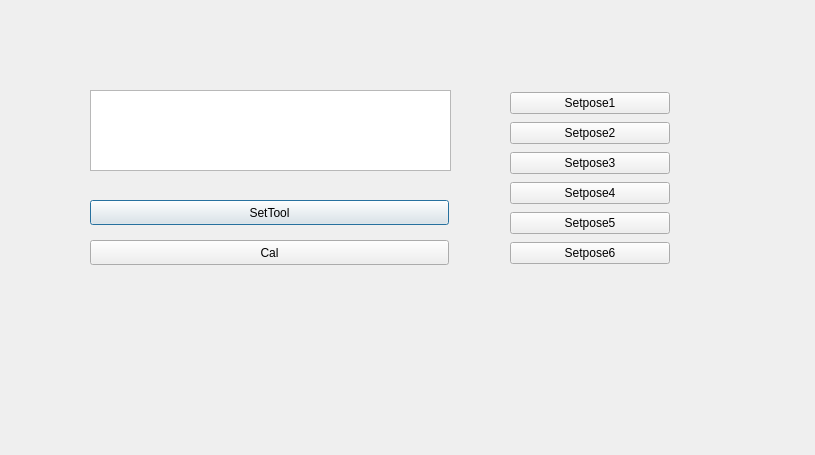
This is src/CalibrationDialog.ui in thinkexist1989/rocos-viz as Qt 5 draws it before an edit. The edited form follows.
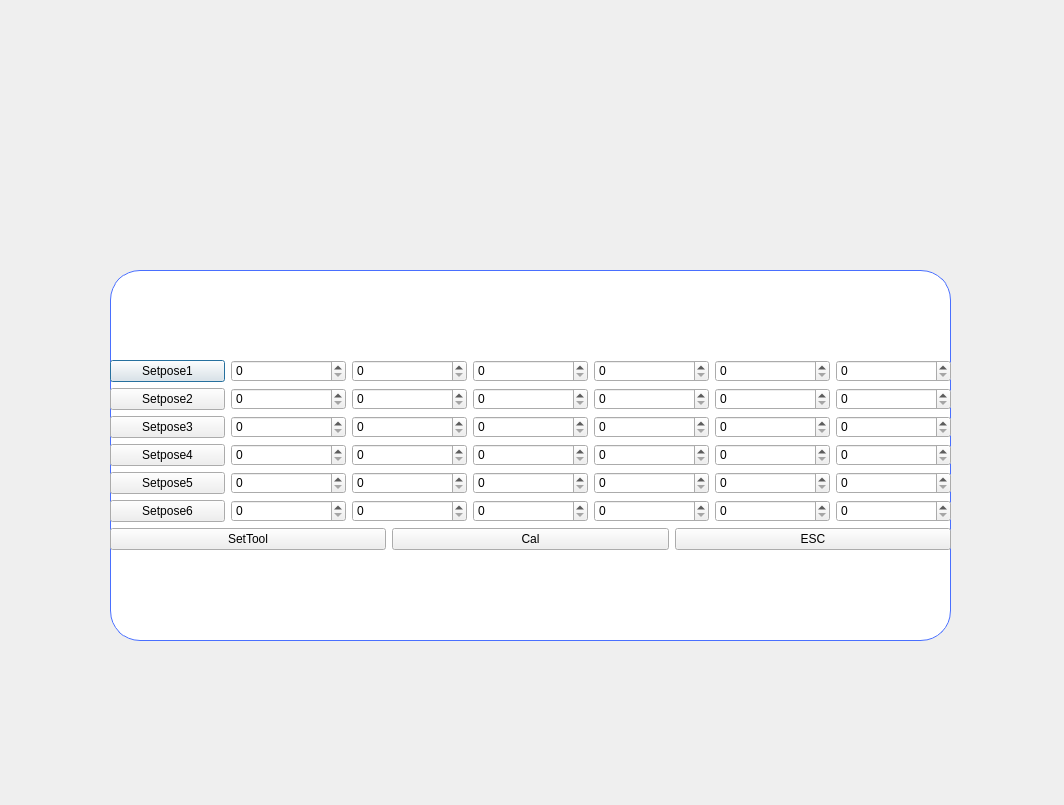
This is the edited form.

The edit to the form file:
```diff
--- a/src/CalibrationDialog.ui
+++ b/src/CalibrationDialog.ui
@@ -6,103 +6,236 @@
    <rect>
     <x>0</x>
     <y>0</y>
-    <width>815</width>
-    <height>455</height>
+    <width>1064</width>
+    <height>805</height>
    </rect>
   </property>
   <property name="windowTitle">
    <string>Dialog</string>
   </property>
-  <widget class="QPushButton" name="SetToolButton">
+  <widget class="QWidget" name="widget" native="true">
    <property name="geometry">
     <rect>
-     <x>90</x>
-     <y>200</y>
-     <width>359</width>
-     <height>25</height>
+     <x>110</x>
+     <y>270</y>
+     <width>841</width>
+     <height>371</height>
     </rect>
    </property>
-   <property name="text">
-    <string>SetTool</string>
+   <property name="styleSheet">
+    <string notr="true">.QWidget {
+	font: 11pt &quot;Alibaba PuHuiTi 3.0&quot;;
+   background-color: white;
+   border-radius: 30px;
+   border: 1px solid #496FFF;
+}</string>
    </property>
-  </widget>
-  <widget class="QWidget" name="gridLayoutWidget">
-   <property name="geometry">
-    <rect>
-     <x>510</x>
-     <y>90</y>
-     <width>160</width>
-     <height>182</height>
-    </rect>
-   </property>
-   <layout class="QGridLayout" name="gridLayout">
-    <item row="5" column="0">
-     <widget class="QPushButton" name="Setpose6Button">
-      <property name="text">
-       <string>Setpose6</string>
-      </property>
-     </widget>
-    </item>
+   <layout class="QGridLayout" name="gridLayout_2" rowstretch="0" columnstretch="0">
     <item row="0" column="0">
-     <widget class="QPushButton" name="Setpose1Button">
-      <property name="text">
-       <string>Setpose1</string>
-      </property>
-     </widget>
-    </item>
-    <item row="4" column="0">
-     <widget class="QPushButton" name="Setpose5Button">
-      <property name="text">
-       <string>Setpose5</string>
-      </property>
-     </widget>
-    </item>
-    <item row="1" column="0">
-     <widget class="QPushButton" name="Setpose2Button">
-      <property name="text">
-       <string>Setpose2</string>
-      </property>
-     </widget>
-    </item>
-    <item row="3" column="0">
-     <widget class="QPushButton" name="Setpose4Button">
-      <property name="text">
-       <string>Setpose4</string>
-      </property>
-     </widget>
-    </item>
-    <item row="2" column="0">
-     <widget class="QPushButton" name="Setpose3Button">
-      <property name="text">
-       <string>Setpose3</string>
-      </property>
-     </widget>
+     <layout class="QVBoxLayout" name="verticalLayout">
+      <item>
+       <layout class="QHBoxLayout" name="horizontalLayout_4">
+        <item>
+         <widget class="QPushButton" name="Setpose1Button">
+          <property name="text">
+           <string>Setpose1</string>
+          </property>
+         </widget>
+        </item>
+        <item>
+         <widget class="QSpinBox" name="spinBox1_x"/>
+        </item>
+        <item>
+         <widget class="QSpinBox" name="spinBox1_y"/>
+        </item>
+        <item>
+         <widget class="QSpinBox" name="spinBox1_z"/>
+        </item>
+        <item>
+         <widget class="QSpinBox" name="spinBox1_rx"/>
+        </item>
+        <item>
+         <widget class="QSpinBox" name="spinBox1_ry"/>
+        </item>
+        <item>
+         <widget class="QSpinBox" name="spinBox1_rz"/>
+        </item>
+       </layout>
+      </item>
+      <item>
+       <layout class="QHBoxLayout" name="horizontalLayout">
+        <item>
+         <widget class="QPushButton" name="Setpose2Button">
+          <property name="text">
+           <string>Setpose2</string>
+          </property>
+         </widget>
+        </item>
+        <item>
+         <widget class="QSpinBox" name="spinBox2_x"/>
+        </item>
+        <item>
+         <widget class="QSpinBox" name="spinBox2_y"/>
+        </item>
+        <item>
+         <widget class="QSpinBox" name="spinBox2_z"/>
+        </item>
+        <item>
+         <widget class="QSpinBox" name="spinBox2_rx"/>
+        </item>
+        <item>
+         <widget class="QSpinBox" name="spinBox2_ry"/>
+        </item>
+        <item>
+         <widget class="QSpinBox" name="spinBox2_rz"/>
+        </item>
+       </layout>
+      </item>
+      <item>
+       <layout class="QHBoxLayout" name="horizontalLayout_5">
+        <item>
+         <widget class="QPushButton" name="Setpose3Button">
+          <property name="text">
+           <string>Setpose3</string>
+          </property>
+         </widget>
+        </item>
+        <item>
+         <widget class="QSpinBox" name="spinBox3_x"/>
+        </item>
+        <item>
+         <widget class="QSpinBox" name="spinBox3_y"/>
+        </item>
+        <item>
+         <widget class="QSpinBox" name="spinBox3_z"/>
+        </item>
+        <item>
+         <widget class="QSpinBox" name="spinBox3_rx"/>
+        </item>
+        <item>
+         <widget class="QSpinBox" name="spinBox3_ry"/>
+        </item>
+        <item>
+         <widget class="QSpinBox" name="spinBox3_rz"/>
+        </item>
+       </layout>
+      </item>
+      <item>
+       <layout class="QHBoxLayout" name="horizontalLayout_3">
+        <item>
+         <widget class="QPushButton" name="Setpose4Button">
+          <property name="text">
+           <string>Setpose4</string>
+          </property>
+         </widget>
+        </item>
+        <item>
+         <widget class="QSpinBox" name="spinBox4_x"/>
+        </item>
+        <item>
+         <widget class="QSpinBox" name="spinBox4_y"/>
+        </item>
+        <item>
+         <widget class="QSpinBox" name="spinBox4_z"/>
+        </item>
+        <item>
+         <widget class="QSpinBox" name="spinBox4_rx"/>
+        </item>
+        <item>
+         <widget class="QSpinBox" name="spinBox4_ry"/>
+        </item>
+        <item>
+         <widget class="QSpinBox" name="spinBox4_rz"/>
+        </item>
+       </layout>
+      </item>
+      <item>
+       <layout class="QHBoxLayout" name="horizontalLayout_2">
+        <item>
+         <widget class="QPushButton" name="Setpose5Button">
+          <property name="text">
+           <string>Setpose5</string>
+          </property>
+         </widget>
+        </item>
+        <item>
+         <widget class="QSpinBox" name="spinBox5_x"/>
+        </item>
+        <item>
+         <widget class="QSpinBox" name="spinBox5_y"/>
+        </item>
+        <item>
+         <widget class="QSpinBox" name="spinBox5_z"/>
+        </item>
+        <item>
+         <widget class="QSpinBox" name="spinBox5_rx"/>
+        </item>
+        <item>
+         <widget class="QSpinBox" name="spinBox5_ry"/>
+        </item>
+        <item>
+         <widget class="QSpinBox" name="spinBox5_rz"/>
+        </item>
+       </layout>
+      </item>
+      <item>
+       <layout class="QHBoxLayout" name="horizontalLayout_6">
+        <item>
+         <widget class="QPushButton" name="Setpose6Button">
+          <property name="text">
+           <string>Setpose6</string>
+          </property>
+         </widget>
+        </item>
+        <item>
+         <widget class="QSpinBox" name="spinBox6_x"/>
+        </item>
+        <item>
+         <widget class="QSpinBox" name="spinBox6_y"/>
+        </item>
+        <item>
+         <widget class="QSpinBox" name="spinBox6_z"/>
+        </item>
+        <item>
+         <widget class="QSpinBox" name="spinBox6_rx"/>
+        </item>
+        <item>
+         <widget class="QSpinBox" name="spinBox6_ry"/>
+        </item>
+        <item>
+         <widget class="QSpinBox" name="spinBox6_rz"/>
+        </item>
+       </layout>
+      </item>
+      <item>
+       <layout class="QHBoxLayout" name="horizontalLayout_7">
+        <item>
+         <widget class="QPushButton" name="SetToolButton">
+          <property name="text">
+           <string>SetTool</string>
+          </property>
+         </widget>
+        </item>
+        <item>
+         <widget class="QPushButton" name="CalButton">
+          <property name="text">
+           <string>Cal</string>
+          </property>
+         </widget>
+        </item>
+        <item>
+         <widget class="QPushButton" name="exitButton">
+          <property name="text">
+           <string>ESC</string>
+          </property>
+         </widget>
+        </item>
+       </layout>
+      </item>
+     </layout>
     </item>
    </layout>
   </widget>
-  <widget class="QPushButton" name="CalButton">
-   <property name="geometry">
-    <rect>
-     <x>90</x>
-     <y>240</y>
-     <width>359</width>
-     <height>25</height>
-    </rect>
-   </property>
-   <property name="text">
-    <string>Cal</string>
-   </property>
-  </widget>
-  <widget class="QTableView" name="tableView">
-   <property name="geometry">
-    <rect>
-     <x>90</x>
-     <y>90</y>
-     <width>361</width>
-     <height>81</height>
-    </rect>
-   </property>
-  </widget>
  </widget>
  <resources/>
  <connections/>
```
